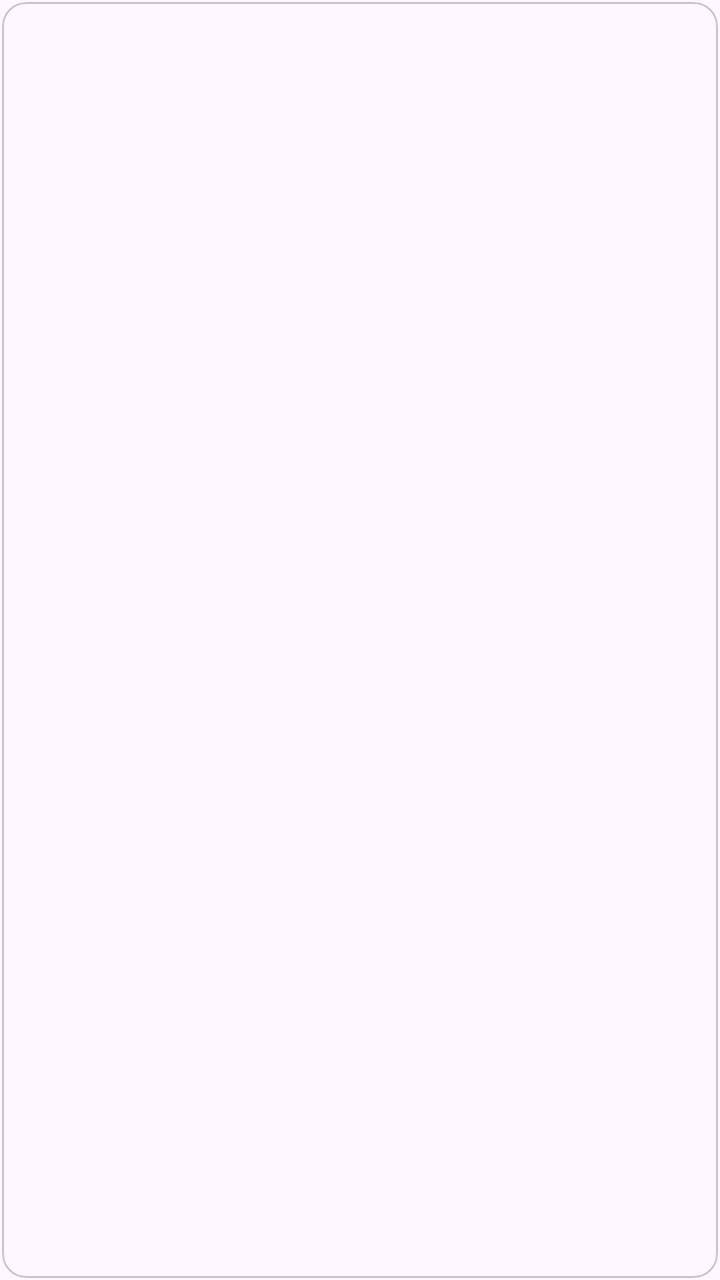
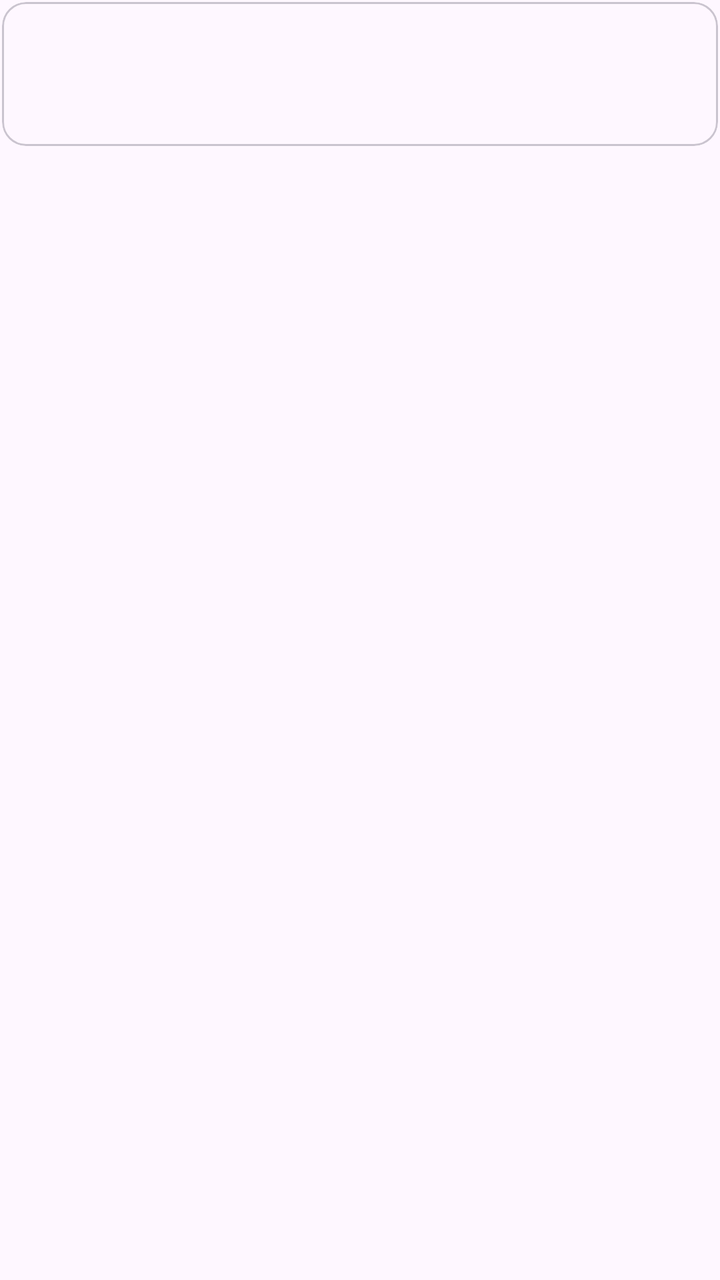

An Android layout rendered at two revisions. The XML below is the earlier revision; the diff shows what the commit changed to produce the second picture.
<!-- AndroidManifest.xml: application theme AppTheme -->
<!-- res/layout/calendar_day_layout.xml -->
<?xml version="1.0" encoding="utf-8"?>
<LinearLayout xmlns:android="http://schemas.android.com/apk/res/android"
    android:layout_width="match_parent"
    android:layout_height="match_parent"
    xmlns:app="http://schemas.android.com/apk/res-auto"
    android:orientation="vertical">

    <com.google.android.material.card.MaterialCardView
        android:layout_width="match_parent"
        android:layout_height="match_parent"
        android:elevation="0dp"
        app:strokeWidth="1dp"
        android:layout_margin="1dp"
        >

        <TextView
            android:id="@+id/calendarDayText"
            android:layout_width="match_parent"
            android:layout_height="wrap_content"
            android:gravity="top|center"
            android:textSize="12sp"
            />

    </com.google.android.material.card.MaterialCardView>


</LinearLayout>
<!-- resources referenced by this layout -->
<resources>
  <color name="md_theme_primary">#66558E</color>
  <color name="md_theme_onPrimary">#FFFFFF</color>
  <color name="md_theme_primaryContainer">#E9DDFF</color>
  <color name="md_theme_onPrimaryContainer">#210F47</color>
  <color name="md_theme_secondary">#625B70</color>
  <color name="md_theme_onSecondary">#FFFFFF</color>
  <color name="md_theme_secondaryContainer">#E8DEF8</color>
  <color name="md_theme_onSecondaryContainer">#1E192B</color>
  <color name="md_theme_tertiary">#7E525F</color>
  <color name="md_theme_onTertiary">#FFFFFF</color>
  <color name="md_theme_tertiaryContainer">#FFD9E2</color>
  <color name="md_theme_onTertiaryContainer">#31101C</color>
  <color name="md_theme_error">#BA1A1A</color>
  <color name="md_theme_onError">#FFFFFF</color>
  <color name="md_theme_errorContainer">#FFDAD6</color>
  <color name="md_theme_onErrorContainer">#410002</color>
  <color name="md_theme_background">#FEF7FF</color>
  <color name="md_theme_onBackground">#1D1B20</color>
  <color name="md_theme_surface">#FEF7FF</color>
  <color name="md_theme_onSurface">#1D1B20</color>
  <color name="md_theme_surfaceVariant">#E7E0EB</color>
  <color name="md_theme_onSurfaceVariant">#49454E</color>
  <color name="md_theme_outline">#7A757F</color>
  <color name="md_theme_outlineVariant">#CAC4CF</color>
  <color name="md_theme_inverseSurface">#322F35</color>
  <color name="md_theme_inverseOnSurface">#F5EFF7</color>
  <color name="md_theme_inversePrimary">#D0BCFE</color>
  <color name="md_theme_primaryFixed">#E9DDFF</color>
  <color name="md_theme_onPrimaryFixed">#210F47</color>
  <color name="md_theme_primaryFixedDim">#D0BCFE</color>
  <color name="md_theme_onPrimaryFixedVariant">#4E3D75</color>
  <color name="md_theme_secondaryFixed">#E8DEF8</color>
  <color name="md_theme_onSecondaryFixed">#1E192B</color>
  <color name="md_theme_secondaryFixedDim">#CCC2DB</color>
  <color name="md_theme_onSecondaryFixedVariant">#4A4458</color>
  <color name="md_theme_tertiaryFixed">#FFD9E2</color>
  <color name="md_theme_onTertiaryFixed">#31101C</color>
  <color name="md_theme_tertiaryFixedDim">#F0B8C7</color>
  <color name="md_theme_onTertiaryFixedVariant">#633B47</color>
  <color name="md_theme_surfaceDim">#DED8E0</color>
  <color name="md_theme_surfaceBright">#FEF7FF</color>
  <color name="md_theme_surfaceContainerLowest">#FFFFFF</color>
  <color name="md_theme_surfaceContainerLow">#F8F1FA</color>
  <color name="md_theme_surfaceContainer">#F2ECF4</color>
  <color name="md_theme_surfaceContainerHigh">#ECE6EE</color>
  <color name="md_theme_surfaceContainerHighest">#E6E0E8</color>
  <!-- unchanged entries left out for length: 1 -->
</resources>

<!-- the commit's change to res/layout/calendar_day_layout.xml (unified diff, before → after) -->
@@ -6,8 +6,9 @@
     android:orientation="vertical">
 
     <com.google.android.material.card.MaterialCardView
+        android:id="@+id/calendarDayCard"
         android:layout_width="match_parent"
-        android:layout_height="match_parent"
+        android:layout_height="72dp"
         android:elevation="0dp"
         app:strokeWidth="1dp"
         android:layout_margin="1dp"
